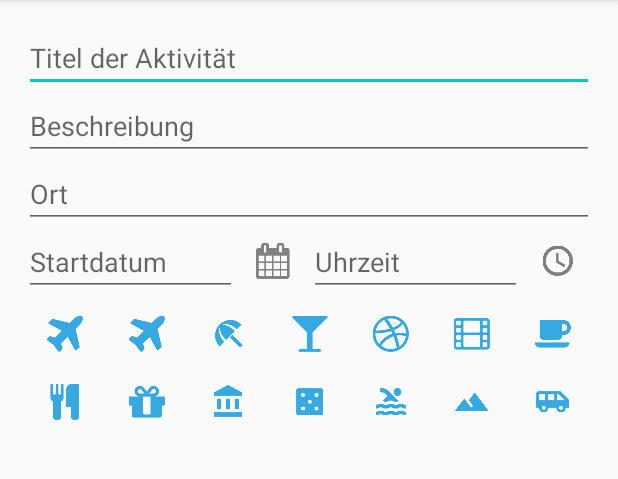
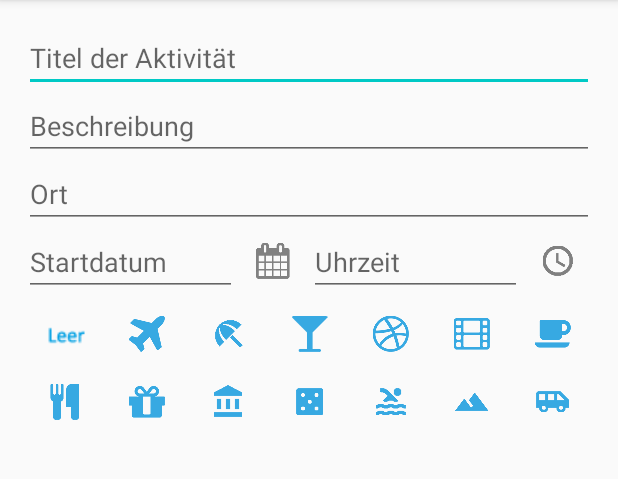
Before and after one commit to chrizzly765/Travel2gether, an Android app: the NewActivityActivity screen opened directly, with no data from a screen before it, on a phone screen of 412 x 824 dp, the part 84-563 px from its top. Run offline under Robolectric (Android 15) with nearby library versions, the phone set to English and light mode, and no system bars.

Commit message:
added icon for activities

```diff
--- a/app/src/main/java/de/traveltogether/tasks/TaskListFragment.java
+++ b/app/src/main/java/de/traveltogether/tasks/TaskListFragment.java
@@ -64,7 +64,7 @@ public class TaskListFragment extends ListFragment implements AdapterView.OnItem
 
             Resources resources = getActivity().getResources();
             DisplayMetrics metrics = resources.getDisplayMetrics();
-            int px = (int)(102 * ((float)metrics.densityDpi / DisplayMetrics.DENSITY_DEFAULT));
+            int px = (int)(96 * ((float)metrics.densityDpi / DisplayMetrics.DENSITY_DEFAULT));
             int unbounded = View.MeasureSpec.makeMeasureSpec(px, View.MeasureSpec.AT_MOST);
             ViewGroup vg = getListView();
             int totalHeight = 0;
--- a/app/src/main/res/layout/activity_new_activity.xml
+++ b/app/src/main/res/layout/activity_new_activity.xml
@@ -123,7 +123,7 @@
                 android:layout_width="40dp"
                 android:layout_height="40dp"
                 android:id="@+id/icon_empty"
-                android:src="@mipmap/plane"
+                android:src="@drawable/ic_leer"
                 android:contentDescription="@android:string/yes"
                 android:clickable="true"
                 android:background="@drawable/image_button_state" />
```
Also changed, not shown: app/src/main/res/drawable/ic_leer.png (added), app/src/main/res/drawable/ic_select.png (added).
